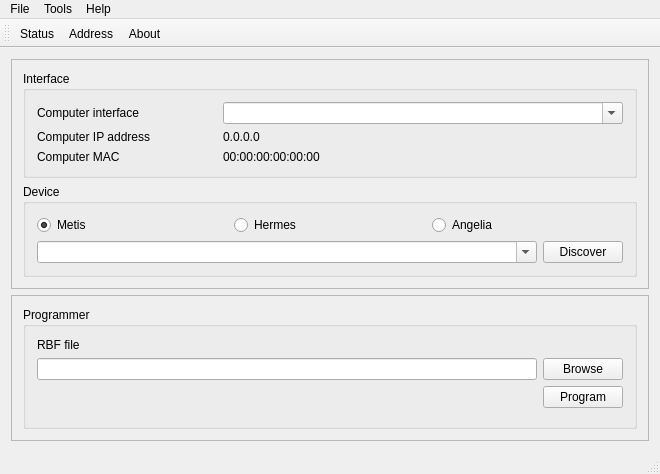
This is KV0S/HPSDRProgrammer_V2/mainwindow.ui in TAPR/OpenHPSDR-SVN as Qt 5 draws it before an edit. The edited form follows.
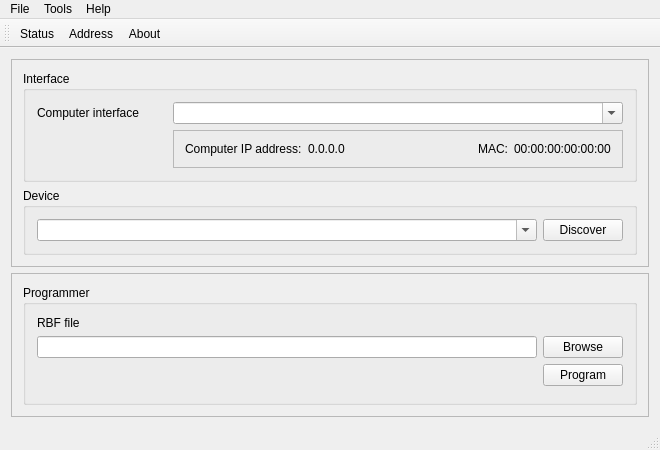
This is the edited form. Icons and pictures are not drawn.

Commit message: working on IP address setting

What changed in the file:
```diff
--- a/KV0S/HPSDRProgrammer_V2/mainwindow.ui
+++ b/KV0S/HPSDRProgrammer_V2/mainwindow.ui
@@ -7,7 +7,7 @@
     <x>0</x>
     <y>0</y>
     <width>659</width>
-    <height>474</height>
+    <height>450</height>
    </rect>
   </property>
   <property name="windowTitle">
@@ -51,7 +51,7 @@
             </property>
             <property name="minimumSize">
              <size>
-              <width>400</width>
+              <width>450</width>
               <height>22</height>
              </size>
             </property>
@@ -64,27 +64,52 @@
            </widget>
           </item>
           <item row="1" column="0">
-           <widget class="QLabel" name="label">
-            <property name="text">
-             <string>Computer IP address</string>
+           <spacer name="horizontalSpacer">
+            <property name="orientation">
+             <enum>Qt::Horizontal</enum>
             </property>
-           </widget>
+            <property name="sizeHint" stdset="0">
+             <size>
+              <width>134</width>
+              <height>20</height>
+             </size>
+            </property>
+           </spacer>
           </item>
           <item row="1" column="1">
+           <widget class="QFrame" name="frame_3">
+            <property name="frameShape">
+             <enum>QFrame::StyledPanel</enum>
+            </property>
+            <property name="frameShadow">
+             <enum>QFrame::Raised</enum>
+            </property>
+            <layout class="QHBoxLayout" name="horizontalLayout">
+             <item>
+              <widget class="QLabel" name="label">
+               <property name="text">
+                <string>Computer IP address:</string>
+               </property>
+              </widget>
+             </item>
+             <item>
            <widget class="QLabel" name="IPInterfaceLabel">
             <property name="text">
              <string>0.0.0.0</string>
             </property>
            </widget>
           </item>
-          <item row="2" column="0">
+             <item>
            <widget class="QLabel" name="label_3">
             <property name="text">
-             <string>Computer MAC</string>
+                <string>MAC:</string>
+               </property>
+               <property name="alignment">
+                <set>Qt::AlignRight|Qt::AlignTrailing|Qt::AlignVCenter</set>
             </property>
            </widget>
           </item>
-          <item row="2" column="1">
+             <item>
            <widget class="QLabel" name="MACInterfaceLabel">
             <property name="text">
              <string>00:00:00:00:00:00</string>
@@ -94,49 +119,15 @@
          </layout>
         </widget>
        </item>
+         </layout>
+        </widget>
+       </item>
        <item row="1" column="0">
         <widget class="QGroupBox" name="groupBox_2">
          <property name="title">
           <string>Device</string>
          </property>
          <layout class="QVBoxLayout" name="verticalLayout">
-          <item>
-           <layout class="QHBoxLayout" name="horizontalLayout">
-            <item>
-             <widget class="QRadioButton" name="MetisButton">
-              <property name="toolTip">
-               <string>&lt;html&gt;&lt;head/&gt;&lt;body&gt;&lt;p&gt;Program a Metis board&lt;/p&gt;&lt;/body&gt;&lt;/html&gt;</string>
-              </property>
-              <property name="text">
-               <string>Metis</string>
-              </property>
-              <property name="checked">
-               <bool>true</bool>
-              </property>
-             </widget>
-            </item>
-            <item>
-             <widget class="QRadioButton" name="HermesButton">
-              <property name="toolTip">
-               <string>&lt;html&gt;&lt;head/&gt;&lt;body&gt;&lt;p&gt;Program a Hermes board&lt;/p&gt;&lt;/body&gt;&lt;/html&gt;</string>
-              </property>
-              <property name="text">
-               <string>Hermes</string>
-              </property>
-             </widget>
-            </item>
-            <item>
-             <widget class="QRadioButton" name="AngeliaButton">
-              <property name="toolTip">
-               <string>&lt;html&gt;&lt;head/&gt;&lt;body&gt;&lt;p&gt;Program a Angelia board&lt;/p&gt;&lt;/body&gt;&lt;/html&gt;</string>
-              </property>
-              <property name="text">
-               <string>Angelia</string>
-              </property>
-             </widget>
-            </item>
-           </layout>
-          </item>
           <item>
            <layout class="QHBoxLayout" name="horizontalLayout_2">
             <item>
```
Left out of the diff: 11 changed lines with no effect on the pictures. Lines whose indentation alone changed are shown as unchanged. The commit also changes 9 other files.
